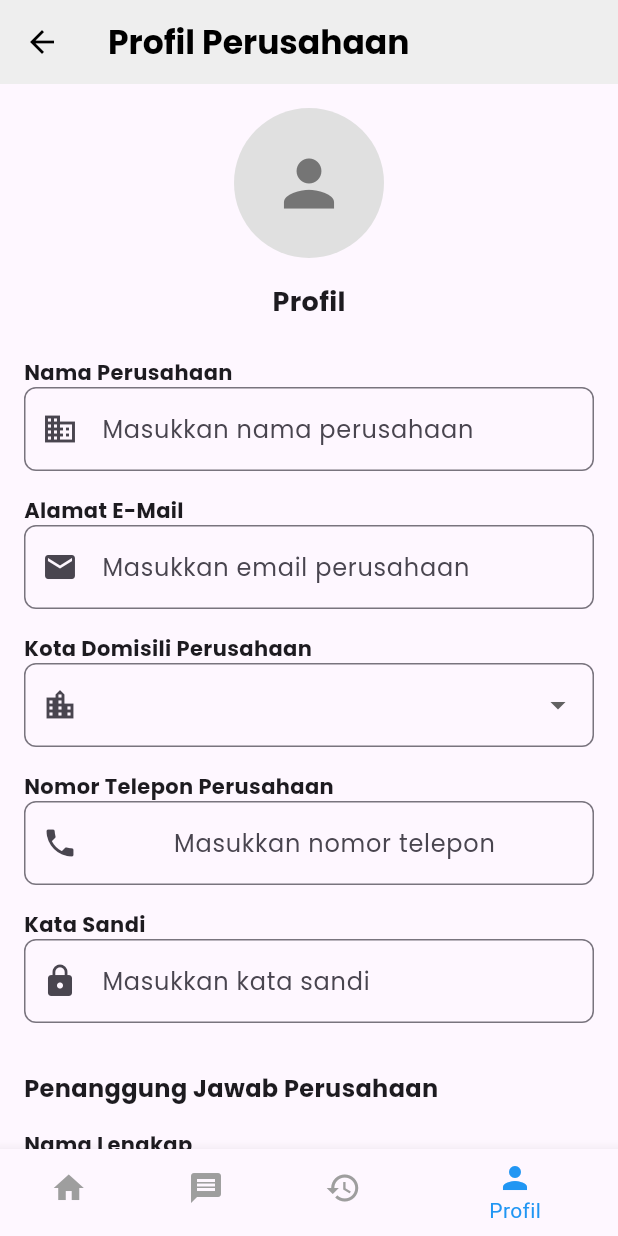
After one commit to alfiantenggara/3RDProject-Temu, a Flutter app: the ProfilePerusahaanPage screen opened directly, on a phone screen of 412 x 824 dp. The commit adds this screen. Run offline on Flutter 3.47's test engine with Material 3 defaults, Android fonts, the phone set to English and light mode, and no system bars; our stand-ins replace another_flutter_splash_screen, file_picker, google_fonts, lottie, open_file, smooth_page_indicator; missing offline and left inert: dart:html; statements that could not run were skipped.

Commit message:
ProfilePerusahaan

```diff
--- a/frontendtemu/lib/app.dart
+++ b/frontendtemu/lib/app.dart
@@ -21,6 +21,8 @@ class MyApp extends StatelessWidget {
       routes: {
         '/': (context) => const SplashScreen(),
         '/onboarding': (context) => const OnboardingPage(),
+        '/profileperusahaan': (context) => const ProfilePerusahaanPage(),
+
       },
     );
   }
--- /dev/null
+++ b/frontendtemu/lib/profileperusahaan.dart
@@ -0,0 +1,191 @@
+import 'package:flutter/material.dart';
+import 'package:google_fonts/google_fonts.dart';
+
+class ProfilePerusahaanPage extends StatelessWidget {
+  @override
+  Widget build(BuildContext context) {
+    return Scaffold(
+      appBar: AppBar(
+        title: Text(
+          'Profil Perusahaan',
+          style: GoogleFonts.poppins(
+            color: Colors.black,
+            fontWeight: FontWeight.bold,
+          ),
+        ),
+        backgroundColor: Colors.grey[200],
+        elevation: 0,
+        iconTheme: IconThemeData(color: Colors.black),
+      ),
+      body: SingleChildScrollView(
+        child: Padding(
+          padding: const EdgeInsets.all(16.0),
+          child: Column(
+            crossAxisAlignment: CrossAxisAlignment.start,
+            children: [
+              Center(
+                child: Column(
+                  children: [
+                    CircleAvatar(
+                      radius: 50,
+                      backgroundColor: Colors.grey[300],
+                      child: Icon(
+                        Icons.person,
+                        size: 50,
+                        color: Colors.grey[600],
+                      ),
+                    ),
+                    SizedBox(height: 16),
+                    Text(
+                      'Profil',
+                      style: GoogleFonts.poppins(
+                        fontSize: 18,
+                        fontWeight: FontWeight.bold,
+                      ),
+                    ),
+                  ],
+                ),
+              ),
+              SizedBox(height: 24),
+              _buildTextFieldLabel('Nama Perusahaan'),
+              _buildTextField(
+                icon: Icons.business,
+                hint: 'Masukkan nama perusahaan',
+              ),
+              SizedBox(height: 16),
+              _buildTextFieldLabel('Alamat E-Mail'),
+              _buildTextField(
+                icon: Icons.email,
+                hint: 'Masukkan email perusahaan',
+              ),
+              SizedBox(height: 16),
+              _buildTextFieldLabel('Kota Domisili Perusahaan'),
+              DropdownButtonFormField<String>(
+                items: ['Jakarta', 'Bandung', 'Surabaya']
+                    .map((city) => DropdownMenuItem<String>(
+                          value: city,
+                          child: Text(
+                            city,
+                            style: GoogleFonts.poppins(),
+                          ),
+                        ))
+                    .toList(),
+                onChanged: (value) {},
+                decoration: InputDecoration(
+                  prefixIcon: Icon(Icons.location_city),
+                  border: OutlineInputBorder(
+                    borderRadius: BorderRadius.circular(8),
+                  ),
+                ),
+              ),
+              SizedBox(height: 16),
+              _buildTextFieldLabel('Nomor Telepon Perusahaan'),
+              _buildTextField(
+                icon: Icons.phone,
+                prefix: '+62',
+                hint: 'Masukkan nomor telepon',
+              ),
+              SizedBox(height: 16),
+              _buildTextFieldLabel('Kata Sandi'),
+              _buildTextField(
+                icon: Icons.lock,
+                hint: 'Masukkan kata sandi',
+                obscureText: true,
+              ),
+              SizedBox(height: 32),
+              Text(
+                'Penanggung Jawab Perusahaan',
+                style: GoogleFonts.poppins(
+                  fontWeight: FontWeight.bold,
+                  fontSize: 16,
+                ),
+              ),
+              SizedBox(height: 16),
+              _buildTextFieldLabel('Nama Lengkap'),
+              _buildTextField(
+                icon: Icons.person,
+                hint: 'Masukkan nama lengkap',
+              ),
+              SizedBox(height: 16),
+              _buildTextFieldLabel('Tanggal Lahir'),
+              _buildTextField(
+                icon: Icons.calendar_today,
+                hint: 'Masukkan tanggal lahir',
+              ),
+              SizedBox(height: 16),
+              _buildTextFieldLabel('Alamat E-Mail'),
+              _buildTextField(
+                icon: Icons.email,
+                hint: 'Masukkan email',
+              ),
+              SizedBox(height: 16),
+              _buildTextFieldLabel('Alamat Lengkap'),
+              _buildTextField(
+                icon: Icons.location_on,
+                hint: 'Masukkan alamat lengkap',
+              ),
+            ],
+          ),
+        ),
+      ),
+      bottomNavigationBar: BottomNavigationBar(
+        items: [
+          BottomNavigationBarItem(
+            icon: Icon(Icons.home),
+            label: 'Beranda',
+          ),
+          BottomNavigationBarItem(
+            icon: Icon(Icons.message),
+            label: 'Pesan',
+          ),
+          BottomNavigationBarItem(
+            icon: Icon(Icons.history),
+            label: 'Riwayat',
+          ),
+          BottomNavigationBarItem(
+            icon: Icon(Icons.person),
+            label: 'Profil',
+          ),
+        ],
+        currentIndex: 3,
+        selectedItemColor: Colors.blue,
+        unselectedItemColor: Colors.grey,
+      ),
+    );
+  }
+
+  Widget _buildTextFieldLabel(String label) {
+    return Text(
+      label,
+      style: GoogleFonts.poppins(
+        fontWeight: FontWeight.bold,
+      ),
+    );
+  }
+
+  Widget _buildTextField({
+    required IconData icon,
+    String? prefix,
+    String? hint,
+    bool obscureText = false,
+  }) {
+    return TextFormField(
+      obscureText: obscureText,
+      decoration: InputDecoration(
+        prefixIcon: Icon(icon),
+        prefix: prefix != null ? Padding(
+          padding: const EdgeInsets.symmetric(horizontal: 8.0),
+          child: Text(
+            prefix,
+            style: GoogleFonts.poppins(),
+          ),
+        ) : null,
+        hintText: hint,
+        hintStyle: GoogleFonts.poppins(),
+        border: OutlineInputBorder(
+          borderRadius: BorderRadius.circular(8),
+        ),
+      ),
+    );
+  }
+}
```
